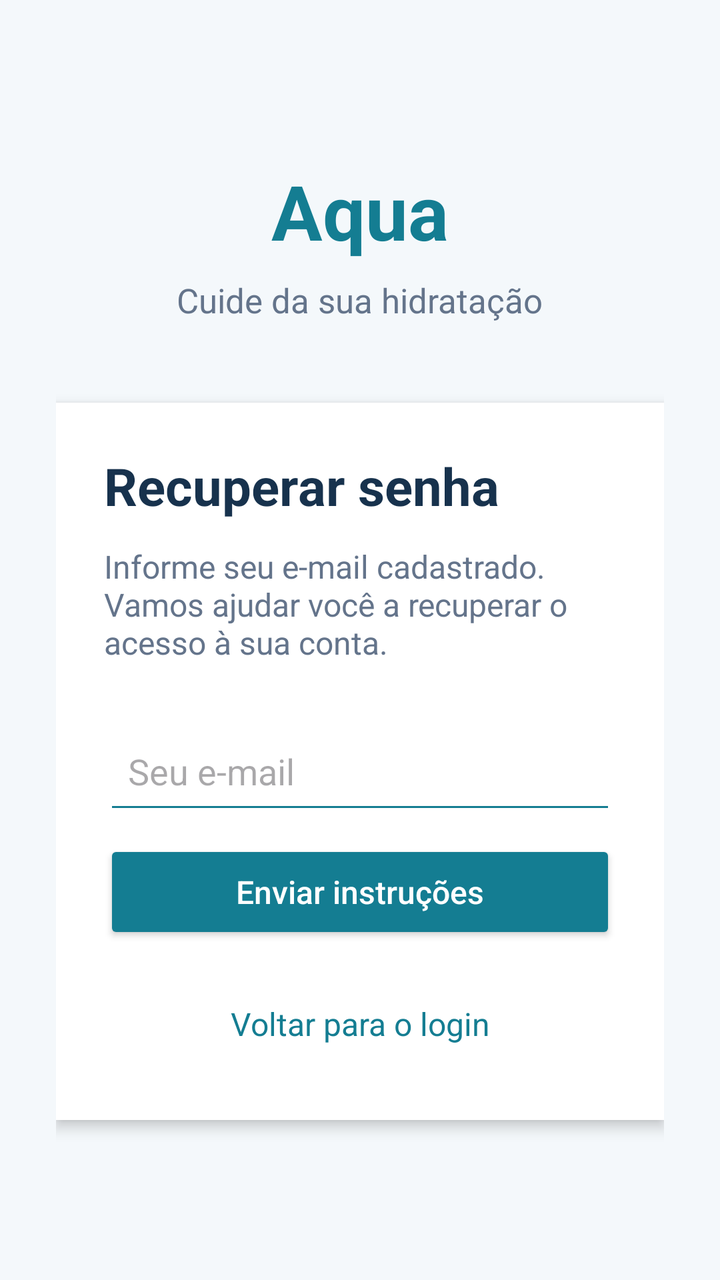
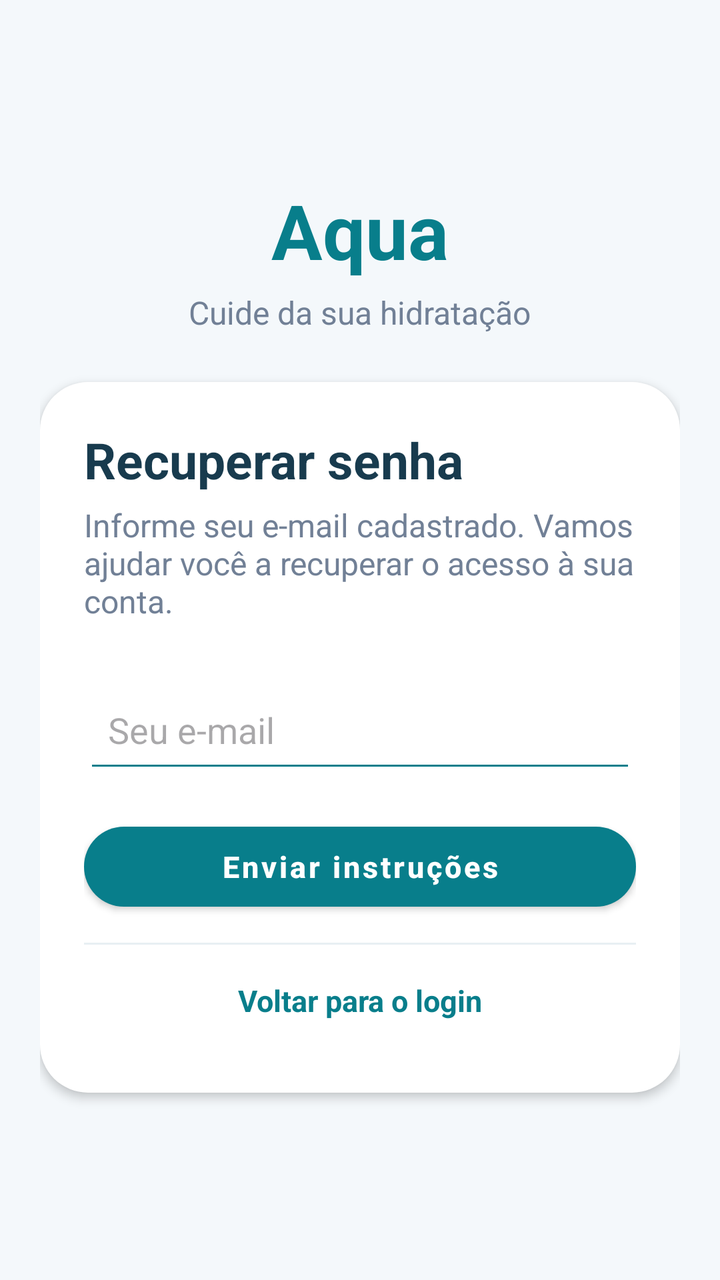

Compare the two renders of this Android layout. The source of the first and the diff that turns it into the second are given below.
<!-- AndroidManifest.xml: application theme Theme.Aqua -->
<!-- res/layout/activity_forgotpassword.xml -->
<?xml version="1.0" encoding="utf-8"?>
<ScrollView xmlns:android="http://schemas.android.com/apk/res/android"
    android:layout_width="match_parent"
    android:layout_height="match_parent"
    android:background="#F4F8FB"
    android:fillViewport="true">

    <LinearLayout
        android:layout_width="match_parent"
        android:layout_height="match_parent"
        android:gravity="center"
        android:orientation="vertical"
        android:padding="28dp">

        <TextView
            android:layout_width="wrap_content"
            android:layout_height="wrap_content"
            android:text="Aqua"
            android:textColor="#147D92"
            android:textSize="38sp"
            android:textStyle="bold" />

        <TextView
            android:layout_width="wrap_content"
            android:layout_height="wrap_content"
            android:layout_marginTop="8dp"
            android:layout_marginBottom="40dp"
            android:text="Cuide da sua hidratação"
            android:textColor="#64748B"
            android:textSize="17sp" />

        <LinearLayout
            android:layout_width="match_parent"
            android:layout_height="wrap_content"
            android:background="#FFFFFF"
            android:elevation="4dp"
            android:orientation="vertical"
            android:padding="24dp">

            <TextView
                android:layout_width="wrap_content"
                android:layout_height="wrap_content"
                android:text="Recuperar senha"
                android:textColor="#17324D"
                android:textSize="26sp"
                android:textStyle="bold" />

            <TextView
                android:layout_width="match_parent"
                android:layout_height="wrap_content"
                android:layout_marginTop="12dp"
                android:layout_marginBottom="24dp"
                android:text="Informe seu e-mail cadastrado. Vamos ajudar você a recuperar o acesso à sua conta."
                android:textColor="#64748B"
                android:textSize="16sp" />

            <EditText
                android:id="@+id/etForgotEmail"
                android:layout_width="match_parent"
                android:layout_height="56dp"
                android:hint="Seu e-mail"
                android:inputType="textEmailAddress"
                android:singleLine="true"
                android:paddingHorizontal="12dp"
                android:backgroundTint="#147D92" />

            <ProgressBar
                android:id="@+id/progressForgotPassword"
                android:layout_width="32dp"
                android:layout_height="32dp"
                android:layout_gravity="center"
                android:layout_marginTop="16dp"
                android:visibility="gone" />

            <Button
                android:id="@+id/btnSendRecovery"
                style="@style/AquaButton"
                android:text="Enviar instruções"
                android:layout_width="match_parent"
                android:layout_marginTop="8dp"/>

            <TextView
                android:id="@+id/tvForgotError"
                android:layout_width="match_parent"
                android:layout_height="wrap_content"
                android:layout_marginTop="12dp"
                android:textColor="#C62828"
                android:visibility="gone" />

            <TextView
                android:id="@+id/tvBackToLogin"
                android:layout_width="match_parent"
                android:layout_height="48dp"
                android:layout_marginTop="16dp"
                android:gravity="center"
                android:text="Voltar para o login"
                android:textColor="#147D92"
                android:textSize="16sp"
                android:clickable="true"
                android:focusable="true" />

        </LinearLayout>
    </LinearLayout>
</ScrollView>
<!-- resources referenced by this layout -->
<resources>
  <style name="AquaButton" parent="Widget.AppCompat.Button">
          <item name="android:layout_height">52dp</item>
          <item name="backgroundTint">#147D92</item>
          <item name="android:backgroundTint">#147D92</item>
          <item name="android:textColor">#FFFFFF</item>
          <item name="android:textSize">16sp</item>
          <item name="android:textAllCaps">false</item>
          <item name="cornerRadius">14dp</item>
      </style>
  <style name="Theme.Aqua" parent="Base.Theme.Aqua" />
  <style name="Base.Theme.Aqua" parent="Theme.Material3.DayNight.NoActionBar">
          
          
      </style>
</resources>

<!-- the commit's change to res/layout/activity_forgotpassword.xml (unified diff, before → after) -->
@@ -7,62 +7,65 @@
 
     <LinearLayout
         android:layout_width="match_parent"
-        android:layout_height="match_parent"
+        android:layout_height="wrap_content"
         android:gravity="center"
         android:orientation="vertical"
-        android:padding="28dp">
+        android:paddingStart="20dp"
+        android:paddingEnd="20dp"
+        android:paddingTop="20dp"
+        android:paddingBottom="24dp">
 
         <TextView
             android:layout_width="wrap_content"
             android:layout_height="wrap_content"
             android:text="Aqua"
-            android:textColor="#147D92"
+            android:textColor="#087E8B"
             android:textSize="38sp"
             android:textStyle="bold" />
 
         <TextView
             android:layout_width="wrap_content"
             android:layout_height="wrap_content"
-            android:layout_marginTop="8dp"
-            android:layout_marginBottom="40dp"
+            android:layout_marginTop="5dp"
+            android:layout_marginBottom="24dp"
             android:text="Cuide da sua hidratação"
-            android:textColor="#64748B"
-            android:textSize="17sp" />
+            android:textColor="#718096"
+            android:textSize="16sp" />
 
         <LinearLayout
             android:layout_width="match_parent"
             android:layout_height="wrap_content"
-            android:background="#FFFFFF"
-            android:elevation="4dp"
+            android:background="@drawable/bg_water_card"
+            android:elevation="3dp"
             android:orientation="vertical"
-            android:padding="24dp">
+            android:padding="22dp">
 
             <TextView
                 android:layout_width="wrap_content"
                 android:layout_height="wrap_content"
                 android:text="Recuperar senha"
-                android:textColor="#17324D"
-                android:textSize="26sp"
+                android:textColor="#183B4E"
+                android:textSize="25sp"
                 android:textStyle="bold" />
 
             <TextView
-                android:layout_width="match_parent"
+                android:layout_width="wrap_content"
                 android:layout_height="wrap_content"
-                android:layout_marginTop="12dp"
+                android:layout_marginTop="5dp"
                 android:layout_marginBottom="24dp"
                 android:text="Informe seu e-mail cadastrado. Vamos ajudar você a recuperar o acesso à sua conta."
-                android:textColor="#64748B"
+                android:textColor="#718096"
                 android:textSize="16sp" />
 
             <EditText
                 android:id="@+id/etForgotEmail"
                 android:layout_width="match_parent"
                 android:layout_height="56dp"
+                android:backgroundTint="#087E8B"
                 android:hint="Seu e-mail"
                 android:inputType="textEmailAddress"
-                android:singleLine="true"
                 android:paddingHorizontal="12dp"
-                android:backgroundTint="#147D92" />
+                android:singleLine="true" />
 
             <ProgressBar
                 android:id="@+id/progressForgotPassword"
@@ -70,14 +73,15 @@
                 android:layout_height="32dp"
                 android:layout_gravity="center"
                 android:layout_marginTop="16dp"
+                android:indeterminateTint="#087E8B"
                 android:visibility="gone" />
 
             <Button
                 android:id="@+id/btnSendRecovery"
                 style="@style/AquaButton"
-                android:text="Enviar instruções"
                 android:layout_width="match_parent"
-                android:layout_marginTop="8dp"/>
+                android:layout_marginTop="16dp"
+                android:text="Enviar instruções" />
 
             <TextView
                 android:id="@+id/tvForgotError"
@@ -85,19 +89,27 @@
                 android:layout_height="wrap_content"
                 android:layout_marginTop="12dp"
                 android:textColor="#C62828"
+                android:textSize="15sp"
                 android:visibility="gone" />
+
+            <View
+                android:layout_width="match_parent"
+                android:layout_height="1dp"
+                android:layout_marginTop="12dp"
+                android:background="#E8EFF3" />
 
             <TextView
                 android:id="@+id/tvBackToLogin"
                 android:layout_width="match_parent"
                 android:layout_height="48dp"
-                android:layout_marginTop="16dp"
+                android:layout_marginTop="4dp"
+                android:clickable="true"
+                android:focusable="true"
                 android:gravity="center"
                 android:text="Voltar para o login"
-                android:textColor="#147D92"
-                android:textSize="16sp"
-                android:clickable="true"
-                android:focusable="true" />
+                android:textColor="#087E8B"
+                android:textSize="15sp"
+                android:textStyle="bold" />
 
         </LinearLayout>
     </LinearLayout>
<!-- resource entries referenced after the edit -->
@@ -1,13 +1,24 @@
 <!-- resources referenced by this layout -->
 <resources>
-  <style name="AquaButton" parent="Widget.AppCompat.Button">
+  <!-- drawable bg_water_card (drawable) -->
+  <?xml version="1.0" encoding="utf-8"?>
+  <shape xmlns:android="http://schemas.android.com/apk/res/android"
+      android:shape="rectangle">
+  
+      <solid android:color="#FFFFFF" />
+  
+      <corners android:radius="24dp" />
+  
+  </shape>
+  <style name="AquaButton" parent="Widget.MaterialComponents.Button">
           <item name="android:layout_height">52dp</item>
-          <item name="backgroundTint">#147D92</item>
-          <item name="android:backgroundTint">#147D92</item>
+          <item name="android:minHeight">0dp</item>
+          <item name="backgroundTint">#087E8B</item>
           <item name="android:textColor">#FFFFFF</item>
-          <item name="android:textSize">16sp</item>
+          <item name="android:textSize">15sp</item>
+          <item name="android:textStyle">bold</item>
           <item name="android:textAllCaps">false</item>
-          <item name="cornerRadius">14dp</item>
+          <item name="cornerRadius">26dp</item>
       </style>
   <style name="Theme.Aqua" parent="Base.Theme.Aqua" />
   <style name="Base.Theme.Aqua" parent="Theme.Material3.DayNight.NoActionBar">
